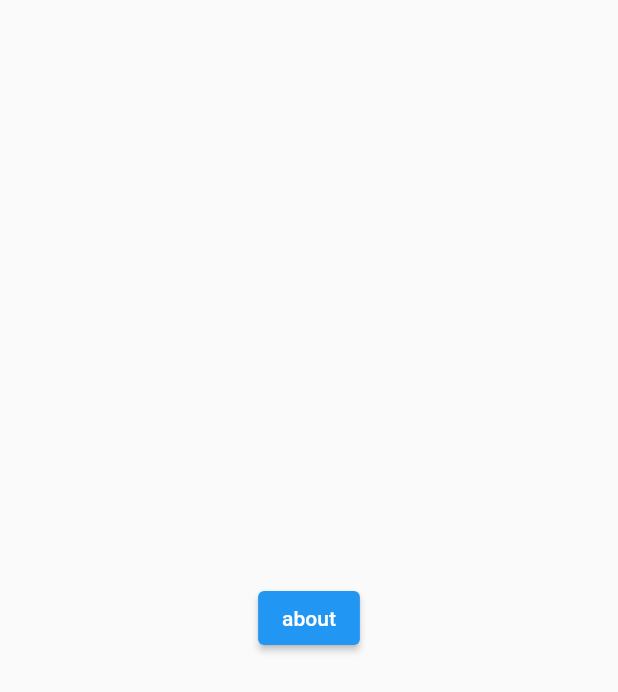
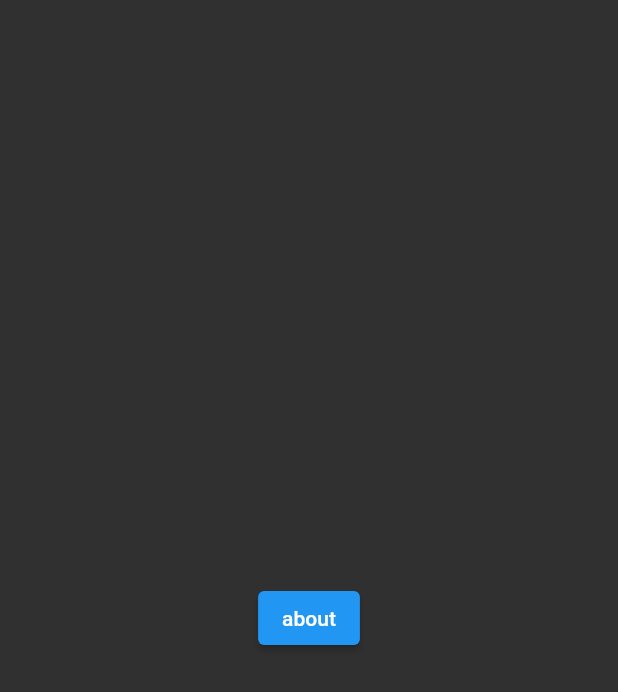
Before and after one commit to barton996/quizapp, a Flutter app: the screen it shows after launch, on a phone screen of 412 x 824 dp. Shown: the top 692 px of the screen. Run offline on Flutter 3.47's test engine with Material 2 defaults, Android fonts, the phone set to English and light mode, and no system bars; our stand-ins replace firebase_core, font_awesome_flutter, google_fonts; accounts and stored records are empty.

Commit message:
Directionality error solved

```diff
--- a/lib/main.dart
+++ b/lib/main.dart
@@ -3,10 +3,11 @@ import 'package:flutter/material.dart';
 // Import the firebase_core plugin
 import 'package:firebase_core/firebase_core.dart';
 import 'package:quizapp/routes.dart';
+import 'package:quizapp/theme.dart';
 
 void main() {
   WidgetsFlutterBinding.ensureInitialized();
-  runApp(App());
+  runApp(const App());
 }
 
 /// We are using a StatefulWidget such that we only create the [Future] once,
@@ -34,18 +35,19 @@ class _AppState extends State<App> {
       builder: (context, snapshot) {
         // Check for errors
         if (snapshot.hasError) {
-          return Text('error');
+          return const Text('error', textDirection: TextDirection.ltr);
         }
 
         // Once complete, show your application
         if (snapshot.connectionState == ConnectionState.done) {
           return MaterialApp(
             routes: appRoutes,
+            theme: appTheme,
           );
         }
 
         // Otherwise, show something whilst waiting for initialization to complete
-        return Text('loading');
+        return const Text('loading', textDirection: TextDirection.ltr);
       },
     );
   }
--- /dev/null
+++ b/lib/theme.dart
@@ -0,0 +1,12 @@
+import 'package:flutter/material.dart';
+import 'package:google_fonts/google_fonts.dart';
+
+var appTheme = ThemeData(
+  fontFamily: GoogleFonts.nunito().fontFamily,
+  bottomAppBarTheme: const BottomAppBarTheme(
+    color: Colors.black87,
+  ),
+  brightness: Brightness.dark,
+  textTheme: Typography.blackCupertino,
+  buttonTheme: const ButtonThemeData(),
+);
--- a/pubspec.yaml
+++ b/pubspec.yaml
@@ -19,8 +19,8 @@ dependencies:
   # google_sign_in: 5.3.3
   # sign_in_with_apple: 4.0.0
   # crypto: 3.0.1
-  # font_awesome_flutter: 10.1.0
-  # google_fonts: 3.0.1
+  font_awesome_flutter: 10.1.0
+  google_fonts: ^4.0.4
   # provider: 6.0.3
   # rxdart: 0.27.4
   # json_annotation: 4.5.0
```
Also changed, not shown: lib/shared/bottom_nav.dart (added, +48 -0 lines), 6 other files.
